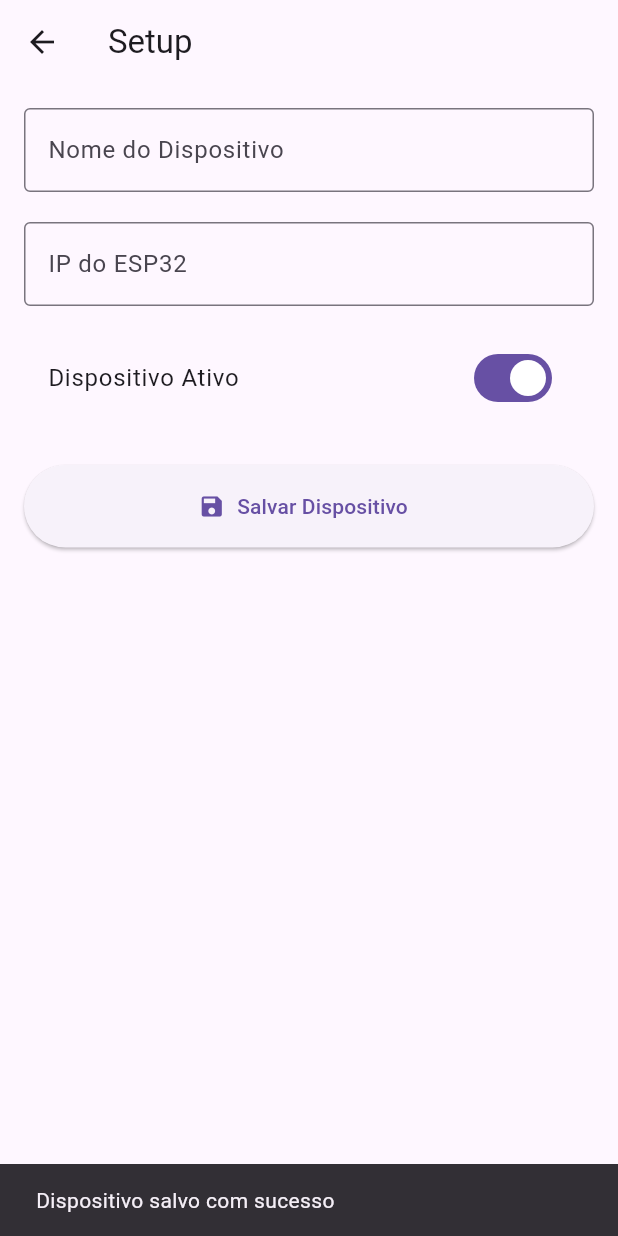
After one commit to JuanHz16/irrigacao_iot, a Flutter app: the SetupScreen screen opened directly, after a tap on "Salvar Dispositivo", on a phone screen of 412 x 824 dp. The commit adds this screen. Run offline on Flutter 3.47's test engine with Material 3 defaults, Android fonts, the phone set to English and light mode, and no system bars; our stand-ins replace sqflite; accounts and stored records are empty.

Commit message:
(setup): implementa tela de setup

```diff
--- a/lib/features/navigation/main_navigation_screen.dart
+++ b/lib/features/navigation/main_navigation_screen.dart
@@ -1,6 +1,6 @@
 import 'package:flutter/material.dart';
 import '../config/config_screen.dart';
-
+import '../setup/setup_screen.dart';
 import '../control/control_screen.dart';
 import '../dashboard/dashboard_screen.dart';
 import '../history/history_screen.dart';
@@ -20,6 +20,7 @@ class _MainNavigationScreenState extends State<MainNavigationScreen> {
     const ControlScreen(),
     const ConfigScreen(),
     const HistoryScreen(),
+    const SetupScreen(),
   ];
 
   @override
@@ -59,6 +60,7 @@ class _MainNavigationScreenState extends State<MainNavigationScreen> {
             icon: Icon(Icons.history),
             label: 'Histórico',
           ),
+          BottomNavigationBarItem(icon: Icon(Icons.router), label: 'Setup'),
         ],
       ),
     );
--- /dev/null
+++ b/lib/features/setup/setup_provider.dart
@@ -0,0 +1,57 @@
+import 'package:flutter/material.dart';
+
+import '../../core/database/database_helper.dart';
+
+class SetupProvider extends ChangeNotifier {
+  final DatabaseHelper _database =
+      DatabaseHelper.instance;
+
+  bool isLoading = false;
+
+  String deviceName = '';
+
+  String ipAddress = '';
+
+  bool active = true;
+
+  void _setLoading(bool value) {
+    isLoading = value;
+    notifyListeners();
+  }
+
+  Future<void> saveDevice() async {
+    try {
+      _setLoading(true);
+
+      await _database.insertDevice({
+        'name': deviceName,
+        'ip_address': ipAddress,
+        'active': active ? 1 : 0,
+        'created_at':
+            DateTime.now()
+                .toIso8601String(),
+      });
+    } catch (e) {
+      debugPrint(
+        'Erro ao salvar dispositivo: $e',
+      );
+    } finally {
+      _setLoading(false);
+    }
+  }
+
+  void setDeviceName(String value) {
+    deviceName = value;
+    notifyListeners();
+  }
+
+  void setIpAddress(String value) {
+    ipAddress = value;
+    notifyListeners();
+  }
+
+  void toggleActive(bool value) {
+    active = value;
+    notifyListeners();
+  }
+}
--- /dev/null
+++ b/lib/features/setup/setup_screen.dart
@@ -0,0 +1,140 @@
+import 'package:flutter/material.dart';
+import 'package:provider/provider.dart';
+
+import 'setup_provider.dart';
+
+class SetupScreen extends StatefulWidget {
+  const SetupScreen({super.key});
+
+  @override
+  State<SetupScreen> createState() =>
+      _SetupScreenState();
+}
+
+class _SetupScreenState
+    extends State<SetupScreen> {
+  final _nameController =
+      TextEditingController();
+
+  final _ipController =
+      TextEditingController();
+
+  @override
+  void dispose() {
+    _nameController.dispose();
+    _ipController.dispose();
+    super.dispose();
+  }
+
+  @override
+  Widget build(BuildContext context) {
+    final setup =
+        Provider.of<SetupProvider>(
+      context,
+    );
+
+    return Scaffold(
+      appBar: AppBar(
+        title: const Text(
+          'Setup',
+        ),
+      ),
+      body: SingleChildScrollView(
+        padding:
+            const EdgeInsets.all(16),
+        child: Column(
+          children: [
+            TextField(
+              controller:
+                  _nameController,
+              decoration:
+                  const InputDecoration(
+                labelText:
+                    'Nome do Dispositivo',
+                border:
+                    OutlineInputBorder(),
+              ),
+              onChanged:
+                  setup.setDeviceName,
+            ),
+
+            const SizedBox(height: 20),
+
+            TextField(
+              controller:
+                  _ipController,
+              decoration:
+                  const InputDecoration(
+                labelText:
+                    'IP do ESP32',
+                border:
+                    OutlineInputBorder(),
+              ),
+              onChanged:
+                  setup.setIpAddress,
+            ),
+
+            const SizedBox(height: 20),
+
+            SwitchListTile(
+              title: const Text(
+                'Dispositivo Ativo',
+              ),
+              value: setup.active,
+              onChanged:
+                  setup.toggleActive,
+            ),
+
+            const SizedBox(height: 30),
+
+            SizedBox(
+              width: double.infinity,
+              height: 55,
+              child:
+                  ElevatedButton.icon(
+                icon: const Icon(
+                  Icons.save,
+                ),
+                label: const Text(
+                  'Salvar Dispositivo',
+                ),
+                onPressed:
+                    setup.isLoading
+                        ? null
+                        : () async {
+                            await setup
+                                .saveDevice();
+
+                            if (!context
+                                .mounted) {
+                              return;
+                            }
+
+                            ScaffoldMessenger.of(
+                                    context)
+                                .showSnackBar(
+                              const SnackBar(
+                                content: Text(
+                                  'Dispositivo salvo com sucesso',
+                                ),
+                              ),
+                            );
+                          },
+              ),
+            ),
+
+            if (setup.isLoading)
+              const Padding(
+                padding:
+                    EdgeInsets.only(
+                  top: 20,
+                ),
+                child:
+                    CircularProgressIndicator(),
+              ),
+          ],
+        ),
+      ),
+    );
+  }
+}
--- a/lib/main.dart
+++ b/lib/main.dart
@@ -1,7 +1,7 @@
 import 'package:flutter/material.dart';
 import 'features/control/control_provider.dart';
 import 'features/config/config_provider.dart';
-
+import 'features/setup/setup_provider.dart';
 import 'package:provider/provider.dart';
 import 'features/history/history_provider.dart';
 import 'features/auth/auth_provider.dart';
@@ -15,7 +15,7 @@ void main() {
         ChangeNotifierProvider(create: (_) => AuthProvider()),
         ChangeNotifierProvider(create: (_) => ConfigProvider()),
         ChangeNotifierProvider(create: (_) => HistoryProvider()),
-
+        ChangeNotifierProvider(create: (_) => SetupProvider()),
         ChangeNotifierProvider(create: (_) => DashboardProvider()),
         ChangeNotifierProxyProvider<DashboardProvider, ControlProvider>(
           create: (context) =>
```
